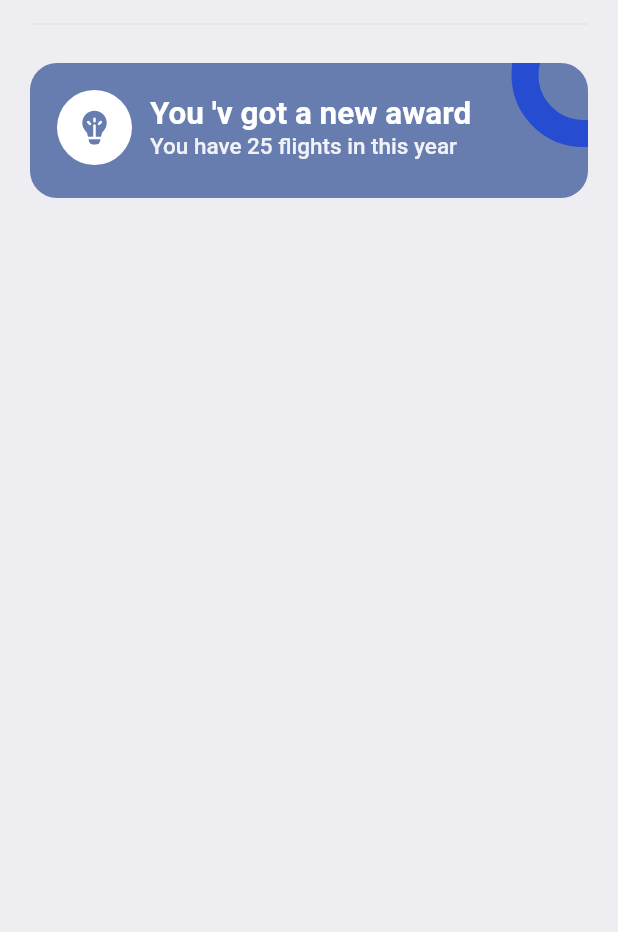
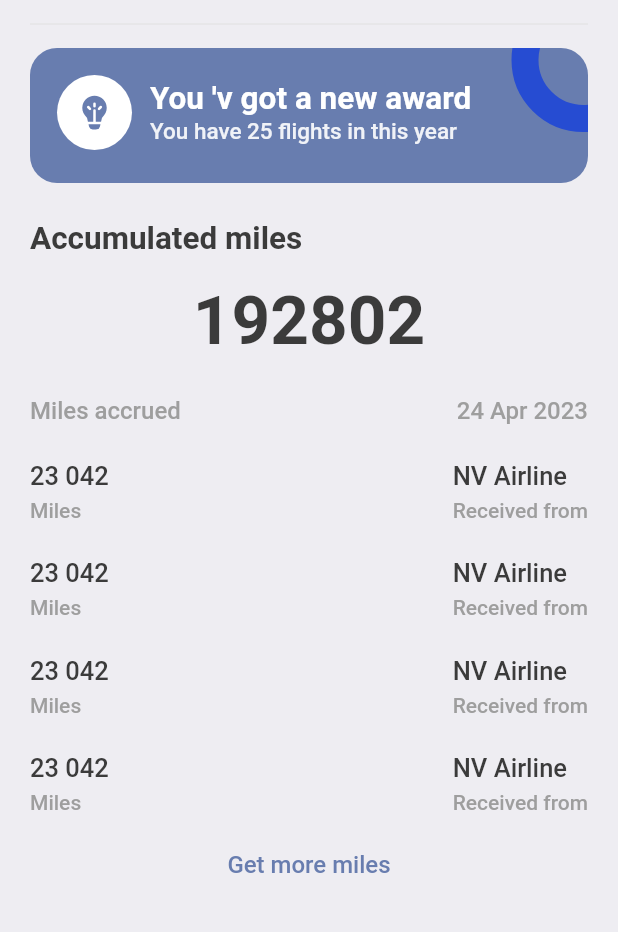
Before and after one commit to nhuthq/booktickets_flutter, a Flutter app: the ProfileScreen screen opened directly, on a phone screen of 412 x 824 dp, the part 219-1151 px from its top. Run offline on Flutter 3.47's test engine with Material 2 defaults, Android fonts, the phone set to English and light mode, and no system bars; our stand-ins replace barcode_widget, fluentui_system_icons, gap, get.

Commit message:
finish UI

```diff
--- a/booktickets/lib/screens/profile_screen.dart
+++ b/booktickets/lib/screens/profile_screen.dart
@@ -1,5 +1,6 @@
 import 'package:booktickets/utils/app_layout.dart';
 import 'package:booktickets/utils/app_styles.dart';
+import 'package:booktickets/widgets/ticket_info_widget.dart';
 import 'package:fluentui_system_icons/fluentui_system_icons.dart';
 import 'package:flutter/material.dart';
 import 'package:gap/gap.dart';
@@ -100,7 +101,9 @@ class ProfileScreen extends StatelessWidget {
             color: Colors.grey.shade300,
           ),
           Gap(
-            AppLayout.getHeight(18),
+            AppLayout.getHeight(
+              8,
+            ),
           ),
           Stack(
             children: [
@@ -171,6 +174,129 @@ class ProfileScreen extends StatelessWidget {
               ),
             ],
           ),
+          Gap(
+            AppLayout.getHeight(
+              25,
+            ),
+          ),
+          Text(
+            "Accumulated miles",
+            style: Styles.headLineStyle2,
+          ),
+          Container(
+            child: Column(
+              children: [
+                Gap(AppLayout.getHeight(15)),
+                Text(
+                  "192802",
+                  style: TextStyle(
+                    fontSize: 45,
+                    fontWeight: FontWeight.w600,
+                    color: Styles.textColor,
+                  ),
+                ),
+                Gap(AppLayout.getHeight(24)),
+                Row(
+                  mainAxisAlignment: MainAxisAlignment.spaceBetween,
+                  children: [
+                    Text(
+                      "Miles accrued",
+                      style: Styles.headLineStyle4
+                          .copyWith(fontSize: 16, color: Colors.grey.shade500),
+                    ),
+                    Text(
+                      "24 Apr 2023",
+                      style: Styles.headLineStyle4
+                          .copyWith(fontSize: 16, color: Colors.grey.shade500),
+                    )
+                  ],
+                ),
+                Gap(AppLayout.getHeight(24)),
+                Row(
+                  mainAxisAlignment: MainAxisAlignment.spaceBetween,
+                  children: const [
+                    TicketInfoWidget(
+                      title: "Miles",
+                      value: "23 042",
+                      isColor: false,
+                      alignment: CrossAxisAlignment.start,
+                    ),
+                    TicketInfoWidget(
+                      title: "Received from",
+                      value: "NV Airline",
+                      isColor: false,
+                      alignment: CrossAxisAlignment.start,
+                    )
+                  ],
+                ),
+                Gap(AppLayout.getHeight(24)),
+                Row(
+                  mainAxisAlignment: MainAxisAlignment.spaceBetween,
+                  children: const [
+                    TicketInfoWidget(
+                      title: "Miles",
+                      value: "23 042",
+                      isColor: false,
+                      alignment: CrossAxisAlignment.start,
+                    ),
+                    TicketInfoWidget(
+                      title: "Received from",
+                      value: "NV Airline",
+                      isColor: false,
+                      alignment: CrossAxisAlignment.start,
+                    )
+                  ],
+                ),
+                Gap(AppLayout.getHeight(24)),
+                Row(
+                  mainAxisAlignment: MainAxisAlignment.spaceBetween,
+                  children: const [
+                    TicketInfoWidget(
+                      title: "Miles",
+                      value: "23 042",
+                      isColor: false,
+                      alignment: CrossAxisAlignment.start,
+                    ),
+                    TicketInfoWidget(
+                      title: "Received from",
+                      value: "NV Airline",
+                      isColor: false,
+                      alignment: CrossAxisAlignment.start,
+                    )
+                  ],
+                ),
+                Gap(AppLayout.getHeight(24)),
+                Row(
+                  mainAxisAlignment: MainAxisAlignment.spaceBetween,
+                  children: const [
+                    TicketInfoWidget(
+                      title: "Miles",
+                      value: "23 042",
+                      isColor: false,
+                      alignment: CrossAxisAlignment.start,
+                    ),
+                    TicketInfoWidget(
+                      title: "Received from",
+                      value: "NV Airline",
+                      isColor: false,
+                      alignment: CrossAxisAlignment.start,
+                    )
+                  ],
+                ),
+                Gap(AppLayout.getHeight(24)),
+                InkWell(
+                  onTap: () {},
+                  child: Center(
+                    child: Text(
+                      "Get more miles",
+                      style: Styles.textStyle.copyWith(
+                          fontWeight: FontWeight.w500, color: Styles.primary),
+                    ),
+                  ),
+                ),
+              ],
+            ),
+          ),
         ],
       ),
     );
```
